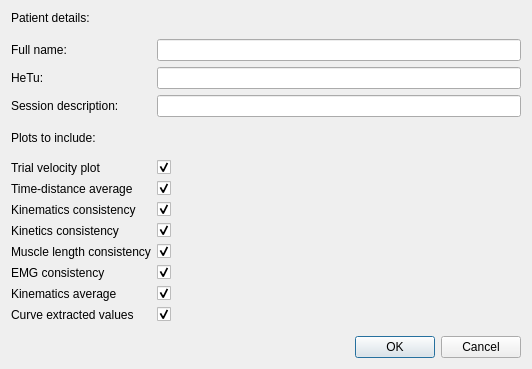
The window that gaitutils/gui/pdf_report_dialog.ui (NCH-Motion-Laboratory/gaitutils) describes before a commit, drawn with Qt 5.
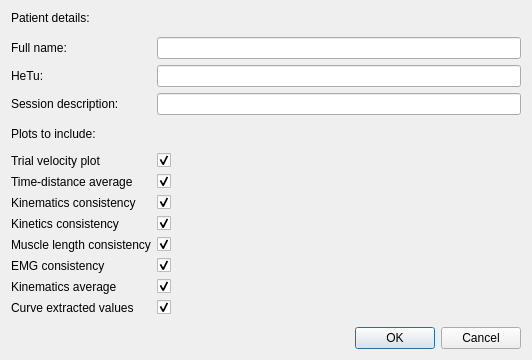
The same window after the commit.

Commit message: adjust dialogs

What changed in the file:
```diff
--- a/gaitutils/gui/pdf_report_dialog.ui
+++ b/gaitutils/gui/pdf_report_dialog.ui
@@ -7,7 +7,7 @@
     <x>0</x>
     <y>0</y>
     <width>532</width>
-    <height>369</height>
+    <height>335</height>
    </rect>
   </property>
   <property name="windowTitle">
```
The commit also changes 1 other file.
